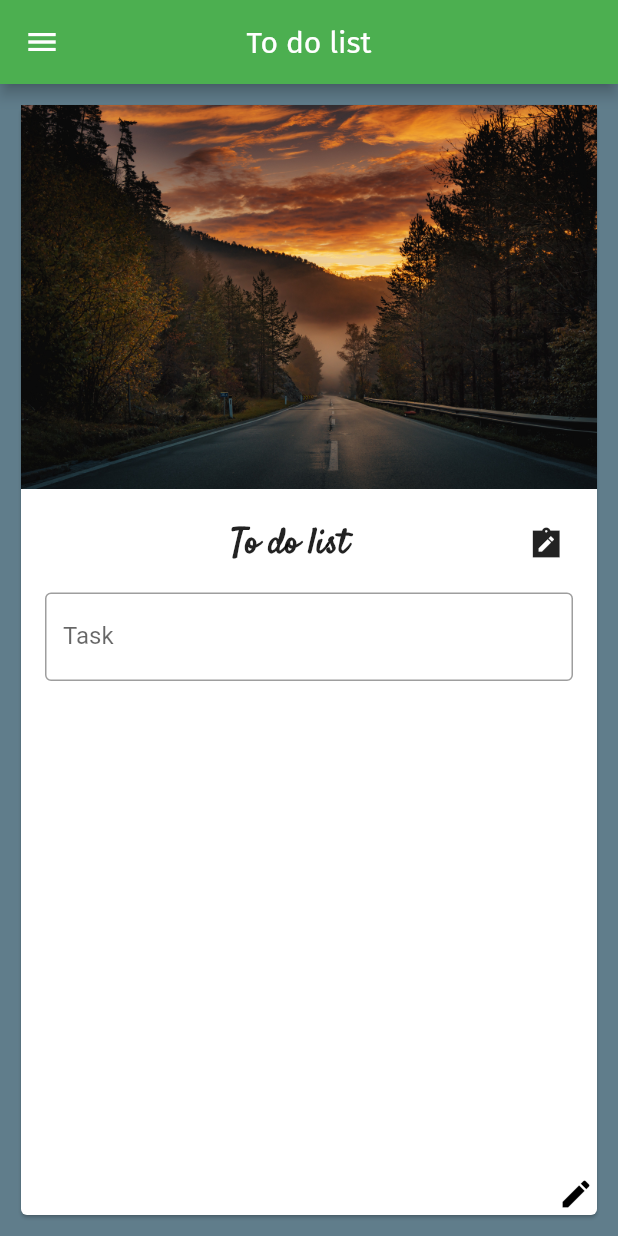
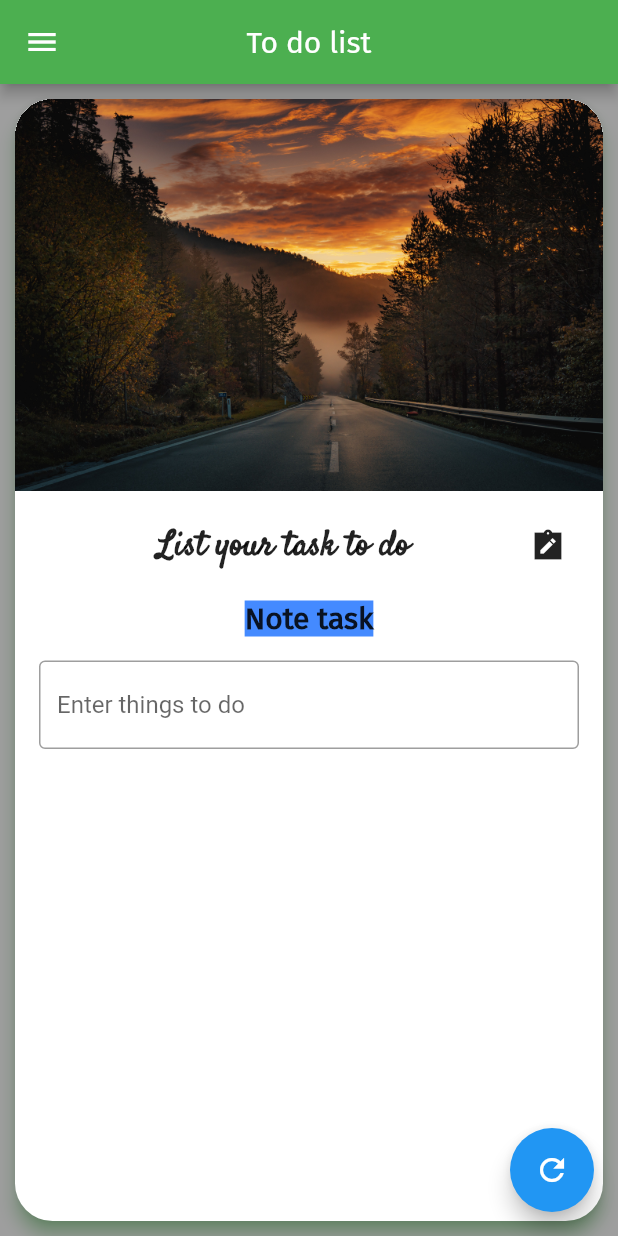
Before and after one commit to karkiayush/FlutterAppdev, a Flutter app: the screen it shows after launch, on a phone screen of 412 x 824 dp. Run offline on Flutter 3.47's test engine with Material 2 defaults, Android fonts, the phone set to English and light mode, and no system bars.

Commit message:
learned building card

```diff
--- a/lib/main.dart
+++ b/lib/main.dart
@@ -11,11 +11,27 @@ void main(List<String> args) {
 }
 
 // ignore: use_key_in_widget_constructors
-class Homepage extends StatelessWidget {
+class Homepage extends StatefulWidget {
+  @override
+  State<Homepage> createState() => _HomepageState();
+}
+
+class _HomepageState extends State<Homepage> {
+  // ignore: unused_field, prefer_final_fields
+  TextEditingController _titleController = TextEditingController();
+
+  var myText = "List your task to do";
+  @override
+  void initState() {
+    // ignore: todo
+    // TODO: implement initState
+    super.initState();
+  }
+
   @override
   Widget build(BuildContext context) {
     return Scaffold(
-      backgroundColor: Colors.blueGrey,
+        backgroundColor: Colors.grey,
         appBar: AppBar(
           title: Text(
             "To do list",
@@ -28,6 +44,17 @@ class Homepage extends StatelessWidget {
             child: Padding(
           padding: const EdgeInsets.all(10.0),
           child: Card(
+            color: Colors.white,
+            // borderOnForeground: false,
+
+            // It controls the shadow size below the card. The bigger elevation value makes the bigger shadow distance.
+            elevation: 5,
+            margin: EdgeInsets.zero,
+            shape:
+                RoundedRectangleBorder(borderRadius: BorderRadius.circular(25)),
+// It is used to paint the shadow of a card.
+            shadowColor: Colors.green,
+            clipBehavior: Clip.hardEdge,
             child: Column(
               // ignore: prefer_const_literals_to_create_immutables
               children: <Widget>[
@@ -40,10 +67,10 @@ class Homepage extends StatelessWidget {
                   // ignore: prefer_const_literals_to_create_immutables
                   children: [
                     SizedBox(
-                    width: 140,
+                      width: 95,
                     ),
                     Text(
-                    "To do list",
+                      "List your task to do",
                       textAlign: TextAlign.center,
                       style: TextStyle(
                         fontFamily: 'cursive2',
@@ -52,18 +79,36 @@ class Homepage extends StatelessWidget {
                       ),
                     ),
                     SizedBox(
-                    width: 120,
+                      width: 80,
                     ),
                     Icon(Icons.note_alt_sharp)
                   ],
                 ),
+                SizedBox(
+                  height: 20,
+                ),
+                Container(
+                  // ignore: sort_child_properties_last
+                  child: Text(
+                    "Note task",
+                    style: TextStyle(
+                      fontFamily: 'fira',
+                      fontWeight: FontWeight.bold,
+                      fontSize: 20,
+                    ),
+                  ),
+                  color: Colors.blueAccent,
+                ),
                 Padding(
                   padding: const EdgeInsets.all(16.0),
                   child: TextField(
+                    controller: _titleController,
+                    keyboardType: TextInputType.text,
                     decoration: InputDecoration(
                       hintText: "Enter things to do",
                       border: OutlineInputBorder(),
-                      labelText: "Task"),
+                      // labelText: "Task"
+                    ),
                   ),
                 )
               ],
@@ -148,10 +193,9 @@ class Homepage extends StatelessWidget {
             ),
           ]),
         ),
-      floatingActionButton: Icon(
-        Icons.edit,
-        color: Colors.black,
-      ),
-    );
+        floatingActionButton: FloatingActionButton(
+          onPressed: () {},
+          child: Icon(Icons.refresh),
+        ));
   }
 }
```
Lines whose indentation alone changed are shown as unchanged.
